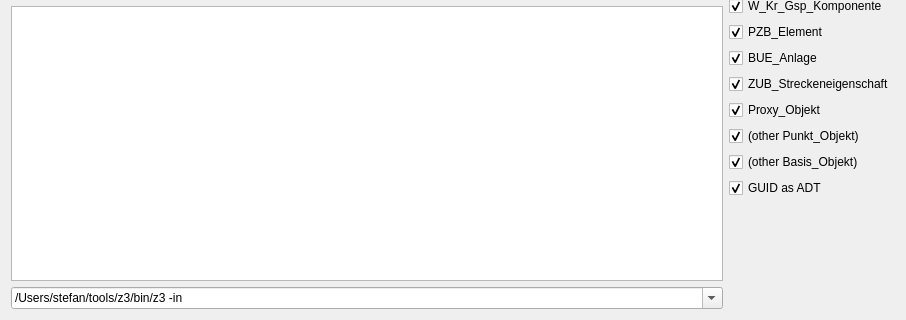
Above: tools/smttest/widget.ui from formetcs/ppview before the change; both pictures show x 0 to 906 and y 287 to 607 of the 906 by 607 pixel window. Below: the same form after it.
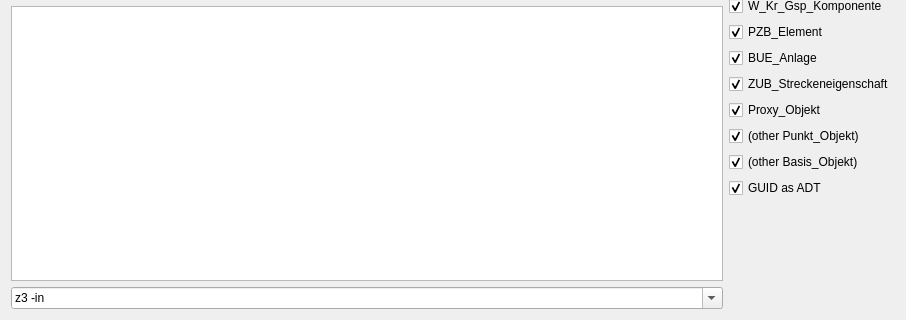
That is the form after the change.

Commit message: Absolute path removed

What changed in the file:
```diff
--- a/tools/smttest/widget.ui
+++ b/tools/smttest/widget.ui
@@ -36,7 +36,7 @@
        </property>
        <item>
         <property name="text">
-         <string>/Users/stefan/tools/z3/bin/z3 -in</string>
+         <string>z3 -in</string>
         </property>
        </item>
        <item>
```
Left out of the diff: 2 changed lines with no effect on the pictures.
